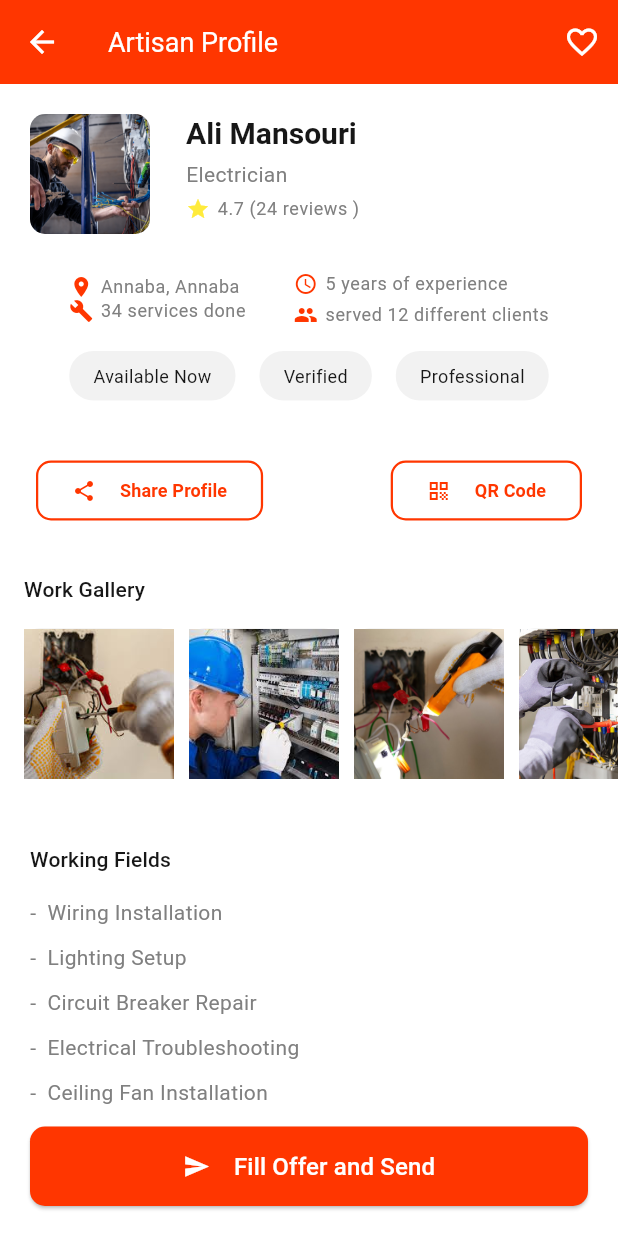
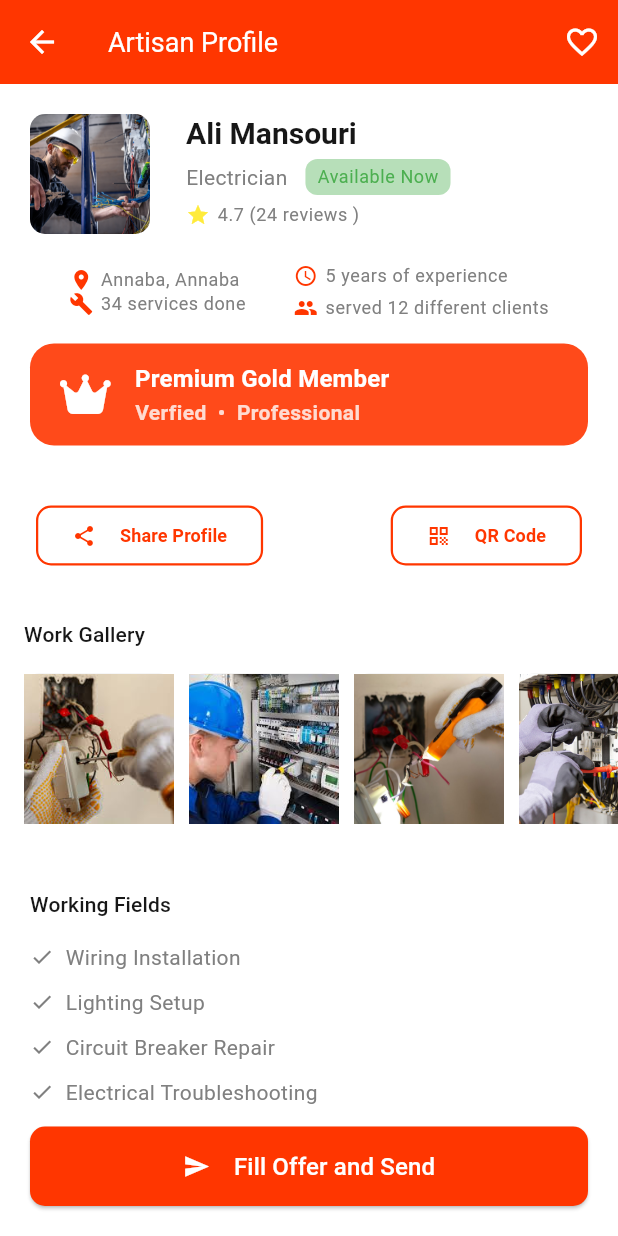
Before and after one commit to borhanedinee/hirafi_app, a Flutter app: the HomeScreen screen opened directly with empty values, after a tap on "Ali Mansouri", on a phone screen of 412 x 824 dp. Run offline on Flutter 3.47's test engine with Material 3 defaults, Android fonts, the light colour scheme and no system bars; our stand-ins replace carousel_slider, font_awesome_flutter, get, ionicons, shimmer.

Commit message:
ready for artisan all requests

```diff
--- a/lib/presentation/screens/artisan_profile_screen.dart
+++ b/lib/presentation/screens/artisan_profile_screen.dart
@@ -154,7 +154,7 @@ class ArtisanProfileScreen extends StatelessWidget {
               fieldsByCategory[artisanCategory]!.length,
               (index) {
                 return _workField(
-                    context, '-  ${fieldsByCategory[artisanCategory]![index]}');
+                    context, ' ${fieldsByCategory[artisanCategory]![index]}');
               },
             ),
           ),
@@ -166,11 +166,21 @@ class ArtisanProfileScreen extends StatelessWidget {
   Widget _workField(context, field) {
     return Padding(
       padding: const EdgeInsets.symmetric(horizontal: 0, vertical: 5),
-      child: Text(
-        field,
-        style: Theme.of(context).textTheme.bodyMedium?.copyWith(
-              color: AppColors.greyColor,
-            ),
+      child: Row(
+        spacing: 4,
+        children: [
+          Icon(
+            Icons.check,
+            color: AppColors.greyColor,
+            size: 16,
+          ),
+          Text(
+            field,
+            style: Theme.of(context).textTheme.bodyMedium?.copyWith(
+                  color: AppColors.greyColor,
+                ),
+          ),
+        ],
       ),
     );
   }
@@ -379,7 +389,7 @@ class ArtisanProfileScreen extends StatelessWidget {
           ),
           const SizedBox(height: 10),
           Container(
-            padding: EdgeInsets.symmetric(horizontal: 16, vertical: 8),
+            padding: EdgeInsets.symmetric(horizontal: 16, vertical: 0),
             decoration: BoxDecoration(
               color: AppColors.greyColor.withOpacity(0.1),
               borderRadius: BorderRadius.circular(10),
@@ -397,7 +407,7 @@ class ArtisanProfileScreen extends StatelessWidget {
                     ),
               ),
               subtitle: Text(
-                'Certified by NY State - Expires 2025',
+                'Certified by USTHB - Expires 2025',
                 style: Theme.of(context).textTheme.bodyMedium?.copyWith(
                       color: AppColors.greyColor,
                       fontSize: 14,
@@ -406,7 +416,7 @@ class ArtisanProfileScreen extends StatelessWidget {
               leading: const Icon(
                 Icons.verified_rounded,
                 color: AppColors.greyColor,
-                size: 24,
+                size: 30,
               ),
             ),
           ),
--- a/lib/presentation/screens/navbar_screens/home_screen.dart
+++ b/lib/presentation/screens/navbar_screens/home_screen.dart
@@ -1,7 +1,7 @@
 import 'package:flutter/material.dart';
 import 'package:hirafi/presentation/widgets/home_page/artisan/artisan_home_body.dart';
 import 'package:hirafi/presentation/widgets/home_page/client/client_home_content.dart';
-import 'package:hirafi/presentation/widgets/home_page/client/widgets/home_appbar.dart';
+import 'package:hirafi/presentation/widgets/home_page/home_appbar.dart';
 import 'package:hirafi/presentation/shimmers/home_shimmer.dart';
 
 class HomeScreen extends StatefulWidget {
@@ -31,9 +31,8 @@ class _HomeScreenState extends State<HomeScreen> {
       backgroundColor: Colors.white.withValues(alpha: .8),
       drawer: const Drawer(),
       appBar: HomeAppBar(
-        onMenuPressed: () {
-          Scaffold.of(context).openDrawer();
-        },
+        isArtisan: widget.isArtisan,
+        onMenuPressed: () {},
         onNotificationsPressed: () {},
       ),
       body: isLoading
--- a/lib/presentation/widgets/artisan_profile_page/profile_section.dart
+++ b/lib/presentation/widgets/artisan_profile_page/profile_section.dart
@@ -1,4 +1,5 @@
 import 'package:flutter/material.dart';
+import 'package:font_awesome_flutter/font_awesome_flutter.dart';
 import 'package:hirafi/models/artisan_model.dart';
 import 'package:hirafi/utils/app_colors.dart';
 
@@ -46,12 +47,33 @@ class ProfileSection extends StatelessWidget {
                     ),
                     const SizedBox(height: 5),
                     // Category
+                    Row(
+                      spacing: 12,
+                      children: [
                         Text(
                           artisan.category,
-                      style: Theme.of(context).textTheme.bodyMedium?.copyWith(
+                          style:
+                              Theme.of(context).textTheme.bodyMedium?.copyWith(
                                     color: AppColors.greyColor,
                                     fontSize: 14,
                                   ),
+                        ),
+                        Container(
+                          padding:
+                              EdgeInsets.symmetric(horizontal: 8, vertical: 4),
+                          decoration: BoxDecoration(
+                            color: Colors.green.withValues(alpha: .4),
+                            borderRadius: BorderRadius.circular(8),
+                          ),
+                          child: Text(
+                            'Available Now',
+                            style:
+                                Theme.of(context).textTheme.bodySmall!.copyWith(
+                                      color: Colors.green,
+                                    ),
+                          ),
+                        )
+                      ],
                     ),
 
                     const SizedBox(height: 5),
@@ -69,8 +91,6 @@ class ProfileSection extends StatelessWidget {
           ),
           const SizedBox(height: 20),
 
-          const SizedBox(height: 5),
-          // Location
           Row(
             mainAxisAlignment: MainAxisAlignment.center,
             spacing: 16,
@@ -119,15 +139,44 @@ class ProfileSection extends StatelessWidget {
           ),
           const SizedBox(height: 16),
 
-          Row(
-            mainAxisAlignment: MainAxisAlignment.center,
-            spacing: 16,
+          // PARTNERSHIP
+          Container(
+            padding: EdgeInsets.symmetric(horizontal: 20, vertical: 12),
+            decoration: BoxDecoration(
+              color: AppColors.primaryColor.withValues(alpha: .9),
+              borderRadius: BorderRadius.circular(16),
+            ),
+            child: Row(
+              spacing: 20,
               children: [
-              _generateStatus('Available Now'),
-              _generateStatus('Verified'),
-              _generateStatus('Professional'),
+                // partneship icon
+                Icon(
+                  FontAwesomeIcons.crown,
+                  color: Colors.white,
+                  size: 30,
+                ),
+                Column(
+                  crossAxisAlignment: CrossAxisAlignment.start,
+                  children: [
+                    Text(
+                      'Premium Gold Member',
+                      style: Theme.of(context).textTheme.titleMedium!.copyWith(
+                            color: Colors.white,
+                            fontWeight: FontWeight.bold,
+                          ),
+                    ),
+                    Text(
+                      'Verfied  •  Professional',
+                      style: Theme.of(context).textTheme.bodyMedium!.copyWith(
+                            color: AppColors.whiteColor.withValues(alpha: .8),
+                            fontWeight: FontWeight.bold,
+                          ),
+                    ),
+                  ],
+                )
               ],
             ),
+          )
         ],
       ),
     );
--- a/lib/presentation/widgets/home_page/artisan/artisan_home_body.dart
+++ b/lib/presentation/widgets/home_page/artisan/artisan_home_body.dart
@@ -6,7 +6,7 @@ import 'package:hirafi/utils/app_colors.dart';
 import 'package:hirafi/presentation/widgets/home_page/artisan/widgets/artisan_control_card.dart';
 import 'package:hirafi/presentation/widgets/home_page/artisan/widgets/client_direct_offer_item.dart';
 import 'package:hirafi/presentation/widgets/home_page/artisan/widgets/offer_by_tender_item.dart';
-import 'package:hirafi/presentation/widgets/home_page/client/widgets/home_seacrhbar.dart';
+import 'package:hirafi/presentation/widgets/home_page/home_seacrhbar.dart';
 import 'package:hirafi/presentation/widgets/my_header.dart';
 
 class ArtisanHomeContent extends StatelessWidget {
--- a/lib/presentation/widgets/home_page/client/client_home_content.dart
+++ b/lib/presentation/widgets/home_page/client/client_home_content.dart
@@ -5,7 +5,7 @@ import 'package:hirafi/models/artisan_model.dart';
 import 'package:hirafi/utils/app_colors.dart';
 import 'package:hirafi/utils/dummy_data.dart';
 import 'package:hirafi/utils/enums/booking_status_enum.dart';
-import 'package:hirafi/presentation/widgets/home_page/client/widgets/home_seacrhbar.dart';
+import 'package:hirafi/presentation/widgets/home_page/home_seacrhbar.dart';
 import 'package:hirafi/presentation/widgets/home_page/client/widgets/recent_booking_card.dart';
 import 'package:hirafi/presentation/widgets/home_page/client/widgets/recommendation_card.dart';
 import 'package:hirafi/presentation/widgets/home_page/client/widgets/tip_card.dart';
--- a/lib/presentation/widgets/home_page/client/widgets/recent_booking_card.dart
+++ b/lib/presentation/widgets/home_page/client/widgets/recent_booking_card.dart
@@ -53,17 +53,24 @@ class RecentBookingCard extends StatelessWidget {
               Row(
                 mainAxisSize: MainAxisSize.max,
                 children: [
-                  ClipRRect(
-                    borderRadius: BorderRadius.circular(10),
-                    child: Image.asset(
-                      artisan.avatar,
-                      width: 25,
-                      height: 25,
+                  Container(
+                    padding: EdgeInsets.all(2),
+                    decoration: BoxDecoration(
+                        color: AppColors.primaryColor,
+                        borderRadius: BorderRadius.circular(100)),
+                    child: ClipRRect(
+                      borderRadius: BorderRadius.circular(10),
+                      child: Image.asset(
+                        artisan.avatar,
+                        width: 25,
+                        height: 25,
+                        fit: BoxFit.cover,
+                      ),
                     ),
                   ),
                   const SizedBox(width: 10),
                   SizedBox(
-                    width: 120,
+                    width: 100,
                     child: Text(
                       artisan.fullName,
                       overflow: TextOverflow.ellipsis,
--- a/lib/presentation/widgets/home_page/client/widgets/recommendation_card.dart
+++ b/lib/presentation/widgets/home_page/client/widgets/recommendation_card.dart
@@ -44,13 +44,19 @@ class RecommendationCard extends StatelessWidget {
         children: [
           Row(
             children: [
-              ClipRRect(
+              Container(
+                padding: EdgeInsets.all(2),
+                decoration: BoxDecoration(
+                    color: AppColors.primaryColor,
+                    borderRadius: BorderRadius.circular(100)),
+                child: ClipRRect(
                   borderRadius: BorderRadius.circular(25),
                   child: Image.asset(
                     artisan.avatar,
                     width: 40,
                     height: 40,
                     fit: BoxFit.cover,
+                  ),
                 ),
               ),
               const SizedBox(width: 16),
--- a/lib/presentation/widgets/home_page/client/widgets/top_rated_card.dart
+++ b/lib/presentation/widgets/home_page/client/widgets/top_rated_card.dart
@@ -40,16 +40,22 @@ class TopRatedArtisanCard extends StatelessWidget {
         ),
         child: Row(
           children: [
-            ClipRRect(
-              borderRadius: BorderRadius.circular(100),
-              child: Image.asset(
-                artisan.avatar,
-                width: size.width * 0.7 * 0.25,
-                height: size.width * 0.7 * 0.25,
-                fit: BoxFit.cover,
+            Container(
+              padding: EdgeInsets.all(2),
+              decoration: BoxDecoration(
+                  color: AppColors.primaryColor,
+                  borderRadius: BorderRadius.circular(100)),
+              child: ClipRRect(
+                borderRadius: BorderRadius.circular(100),
+                child: Image.asset(
+                  artisan.avatar,
+                  width: 60,
+                  height: 60,
+                  fit: BoxFit.cover,
+                ),
               ),
             ),
-            const SizedBox(width: 10),
+            const SizedBox(width: 16),
             Column(
               mainAxisAlignment: MainAxisAlignment.center,
               crossAxisAlignment: CrossAxisAlignment.start,
--- a/lib/presentation/widgets/home_page/client/widgets/home_appbar.dart
+++ b/lib/presentation/widgets/home_page/home_appbar.dart
@@ -9,8 +9,9 @@ class HomeAppBar extends StatelessWidget implements PreferredSizeWidget {
     super.key,
     required this.onMenuPressed,
     required this.onNotificationsPressed,
+    required this.isArtisan,
   });
-
+  final bool isArtisan;
   @override
   Widget build(BuildContext context) {
     return AppBar(
@@ -31,8 +32,16 @@ class HomeAppBar extends StatelessWidget implements PreferredSizeWidget {
             width: 60,
             fit: BoxFit.fill,
           ),
-          const SizedBox(width: 20),
-          Column(
+          const SizedBox(width: 16),
+          isArtisan
+              ? Text(
+                  'Herrafi',
+                  style: Theme.of(context).textTheme.titleLarge!.copyWith(
+                        color: AppColors.primaryColor,
+                        fontWeight: FontWeight.bold,
+                      ),
+                )
+              : Column(
                   crossAxisAlignment: CrossAxisAlignment.start,
                   children: [
                     Text(
```
Also changed, not shown: lib/presentation/screens/widgets/home_page/client/widgets/top_rated_card.dart (deleted, +0 -138 lines), lib/presentation/screens/widgets/home_page/client/widgets/wrap_item.dart (deleted, +0 -72 lines), lib/presentation/widgets/home_page/home_seacrhbar.dart (renamed from lib/presentation/widgets/home_page/client/widgets/home_seacrhbar.dart). Lines whose indentation alone changed are shown as unchanged.
